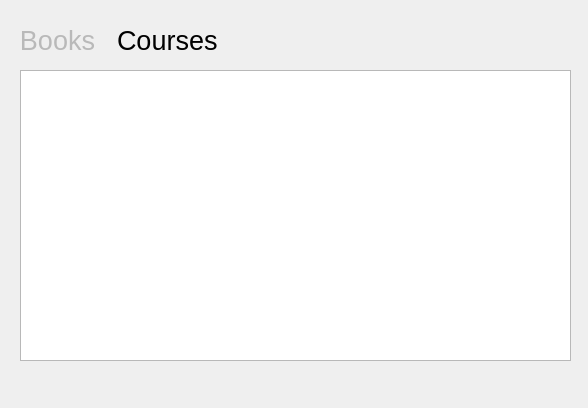
RemyGratwohl/cuTPS_D4_teaQup, file client/CourseView/coursemanagementview.ui: the form before one commit.
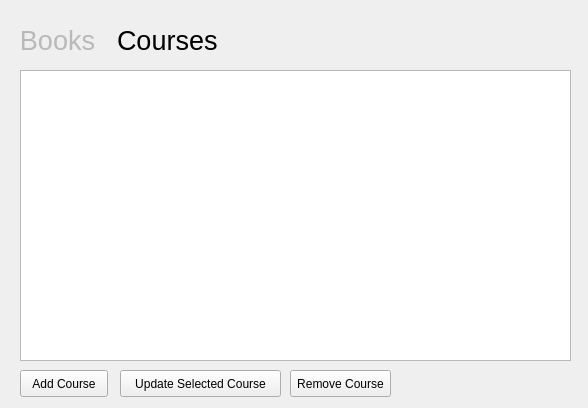
The form after the commit. The open tabs and pages were chosen to show the change.

Patch:
```diff
--- a/client/CourseView/coursemanagementview.ui
+++ b/client/CourseView/coursemanagementview.ui
@@ -88,6 +88,45 @@
       <string>Courses</string>
      </property>
     </widget>
+    <widget class="QPushButton" name="addCourseButton">
+     <property name="geometry">
+      <rect>
+       <x>20</x>
+       <y>370</y>
+       <width>88</width>
+       <height>27</height>
+      </rect>
+     </property>
+     <property name="text">
+      <string>Add Course</string>
+     </property>
+    </widget>
+    <widget class="QPushButton" name="updateCourseButton">
+     <property name="geometry">
+      <rect>
+       <x>120</x>
+       <y>370</y>
+       <width>161</width>
+       <height>27</height>
+      </rect>
+     </property>
+     <property name="text">
+      <string>Update Selected Course</string>
+     </property>
+    </widget>
+    <widget class="QPushButton" name="removeCourseButton">
+     <property name="geometry">
+      <rect>
+       <x>290</x>
+       <y>370</y>
+       <width>101</width>
+       <height>27</height>
+      </rect>
+     </property>
+     <property name="text">
+      <string>Remove Course</string>
+     </property>
+    </widget>
    </widget>
    <widget class="QWidget" name="page_2"/>
   </widget>
```
Left out of the diff: 59 changed lines with no effect on the pictures.
